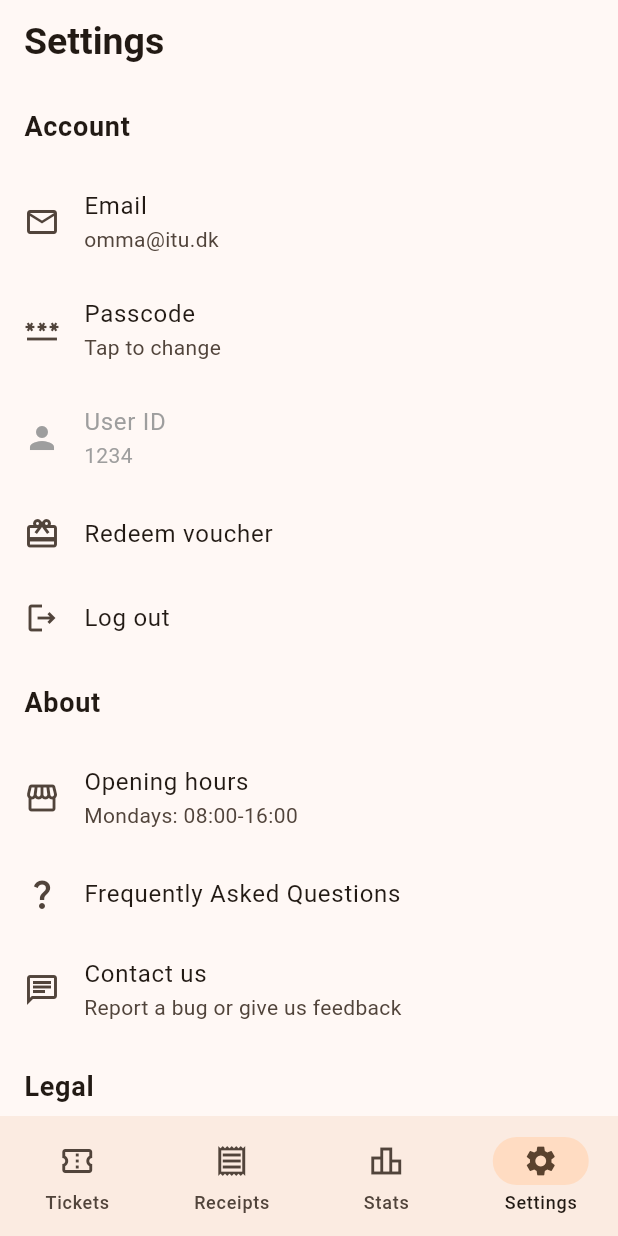
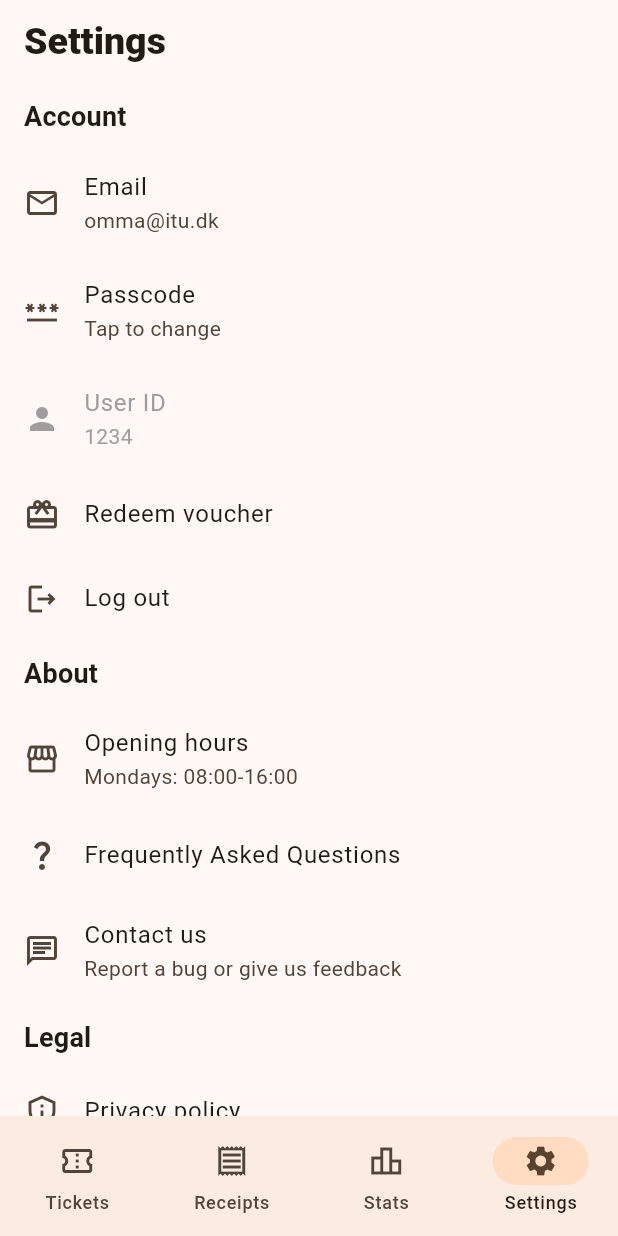
Before and after one commit to AnalogIO/mobile_app, a Flutter app: the SettingsScreen screen opened by its route, on a phone screen of 412 x 824 dp. Run offline on Flutter 3.47's test engine with Material 3 defaults, Android fonts, the phone set to English and light mode, and no system bars; our stand-ins replace bloc, chopper, equatable, flutter_bloc, fpdart, gap and 3 more; generated files the repository leaves out were written again.

Commit message:
refactor: update section titles to use new SectionTitle widget and adjust AppBar title styling

```diff
--- a/lib/core/widgets/analog_app_bar.dart
+++ b/lib/core/widgets/analog_app_bar.dart
@@ -15,7 +15,7 @@ class AnalogAppBar extends StatelessWidget implements PreferredSizeWidget {
     return AppBar(
       title: Text(title),
       titleTextStyle: Theme.of(context).textTheme.titleLarge?.copyWith(
-        fontWeight: FontWeight.bold,
+        fontWeight: FontWeight.w900,
         fontSize: 25,
       ),
       centerTitle: false,
--- /dev/null
+++ b/lib/core/widgets/components/section_title.dart
@@ -0,0 +1,24 @@
+import 'package:flutter/material.dart';
+
+class SectionTitle extends StatelessWidget {
+  const SectionTitle(this.title, {super.key});
+
+  final String title;
+
+  @override
+  Widget build(BuildContext context) {
+    return Padding(
+      padding: const EdgeInsets.only(bottom: 8, left: 16, right: 16, top: 8),
+      child: Text(
+        title,
+        style:
+            Theme.of(
+              context,
+            ).textTheme.titleMedium?.copyWith(
+              fontWeight: FontWeight.bold,
+              fontSize: 18,
+            ),
+      ),
+    );
+  }
+}
--- a/lib/settings/view/settings_screen.dart
+++ b/lib/settings/view/settings_screen.dart
@@ -1,6 +1,6 @@
 import 'package:flutter/material.dart';
 import 'package:router_test_app/core/widgets/analog_app_bar.dart';
-import 'package:router_test_app/core/widgets/list_group_title.dart';
+import 'package:router_test_app/core/widgets/components/section_title.dart';
 
 class SettingsScreen extends StatelessWidget {
   const SettingsScreen({super.key});
@@ -11,7 +11,7 @@ class SettingsScreen extends StatelessWidget {
       appBar: const AnalogAppBar(title: 'Settings'),
       body: ListView(
         children: const <Widget>[
-          ListGroupTitle(title: 'Account'),
+          SectionTitle('Account'),
           ListTile(
             leading: Icon(Icons.email_outlined),
             title: Text('Email'),
@@ -37,7 +37,7 @@ class SettingsScreen extends StatelessWidget {
             leading: Icon(Icons.logout_outlined),
             title: Text('Log out'),
           ),
-          ListGroupTitle(title: 'About'),
+          SectionTitle('About'),
           ListTile(
             leading: Icon(Icons.storefront_outlined),
             title: Text('Opening hours'),
@@ -52,7 +52,7 @@ class SettingsScreen extends StatelessWidget {
             title: Text('Contact us'),
             subtitle: Text('Report a bug or give us feedback'),
           ),
-          ListGroupTitle(title: 'Legal'),
+          SectionTitle('Legal'),
           ListTile(
             leading: Icon(Icons.privacy_tip_outlined),
             title: Text('Privacy policy'),
@@ -61,7 +61,7 @@ class SettingsScreen extends StatelessWidget {
             leading: Icon(Icons.code),
             title: Text('Credits and licenses'),
           ),
-          ListGroupTitle(title: 'Danger zone'),
+          SectionTitle('Danger zone'),
           ListTile(
             leading: Icon(Icons.delete_outline),
             iconColor: Colors.red,
```
